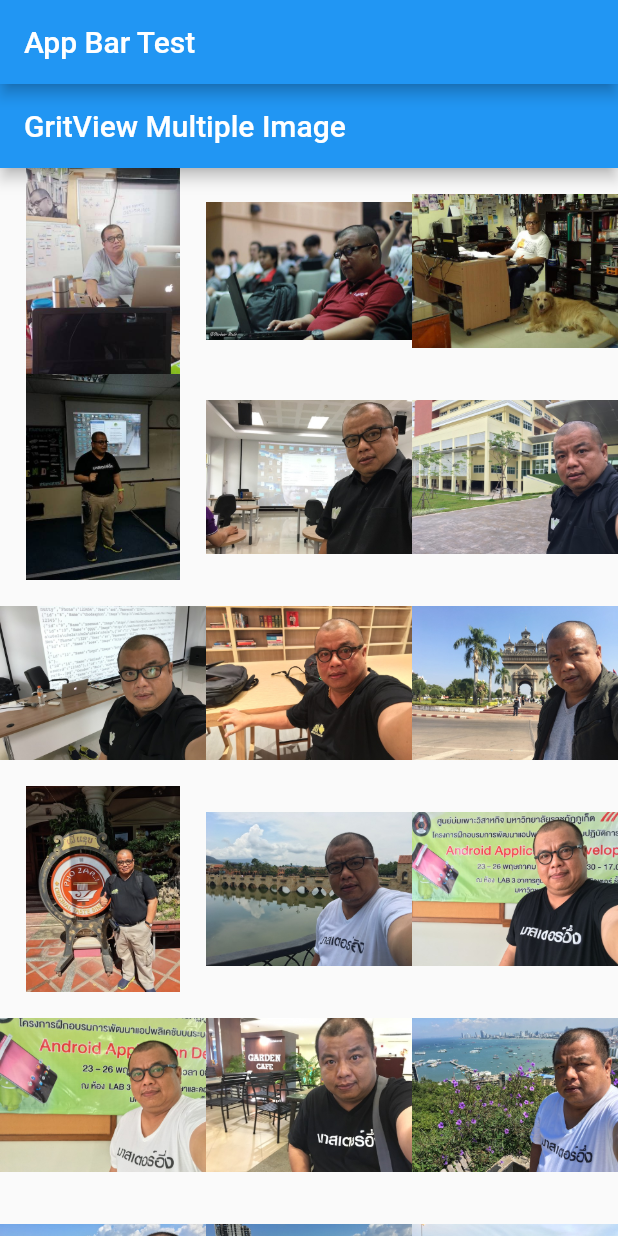
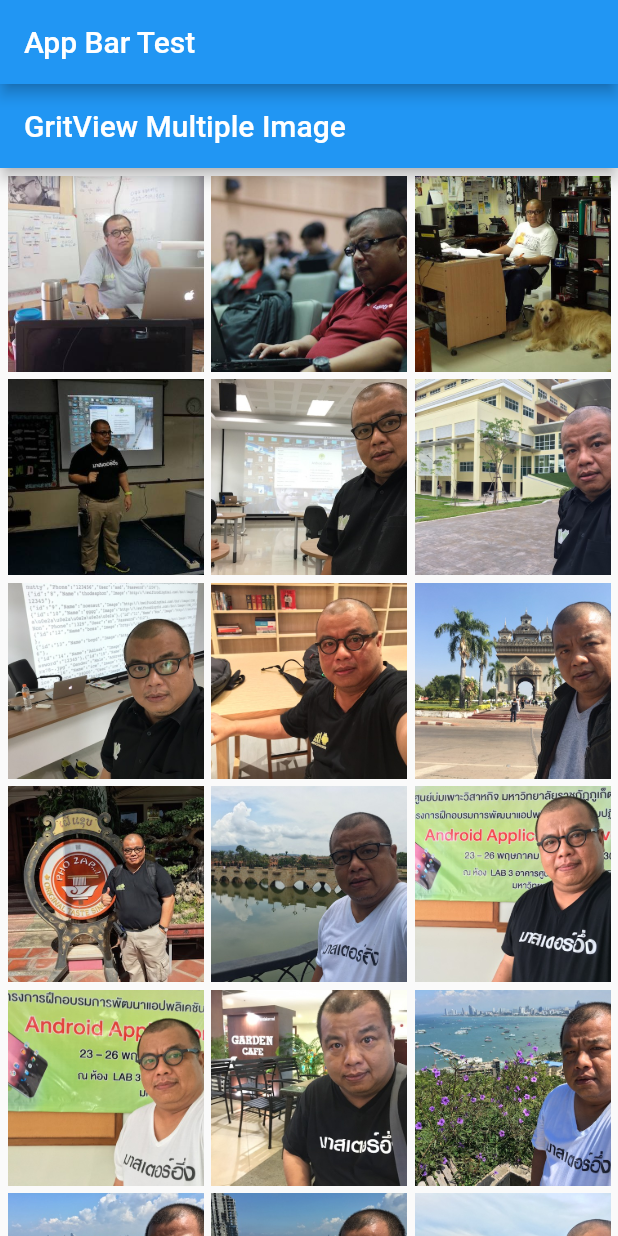
Before and after one commit to masterUNG/gitview_multi_image, a Flutter app: the screen it shows after launch, on a phone screen of 412 x 824 dp. Run offline on Flutter 3.47's test engine with Material 2 defaults, Android fonts, the phone set to English and light mode, and no system bars.

Commit message:
Update 15July

```diff
--- a/lib/main.dart
+++ b/lib/main.dart
@@ -37,6 +37,9 @@ class _MyStatefulWidgetState extends State<MyStatefulWidget> {
       ),
       body: new GridView.extent(
           maxCrossAxisExtent: 150.0,
+        mainAxisSpacing: 5.0,
+        crossAxisSpacing: 5.0,
+        padding: EdgeInsets.all(5.0),
         children: _buildGridTitles(30),
       ),
     );
@@ -47,8 +50,10 @@ List<Widget> _buildGridTitles(numberOfTiles) {
   List<Container> listContainner = new List<Container>.generate(numberOfTiles,
   (int index){
     final imageName = 'images/master${index + 1}.jpg';
+
       return new Container(
-        child: new Image.asset(imageName),
+        child: new Image.asset(imageName,
+          fit: BoxFit.cover,),
       );
   }
   );
```
